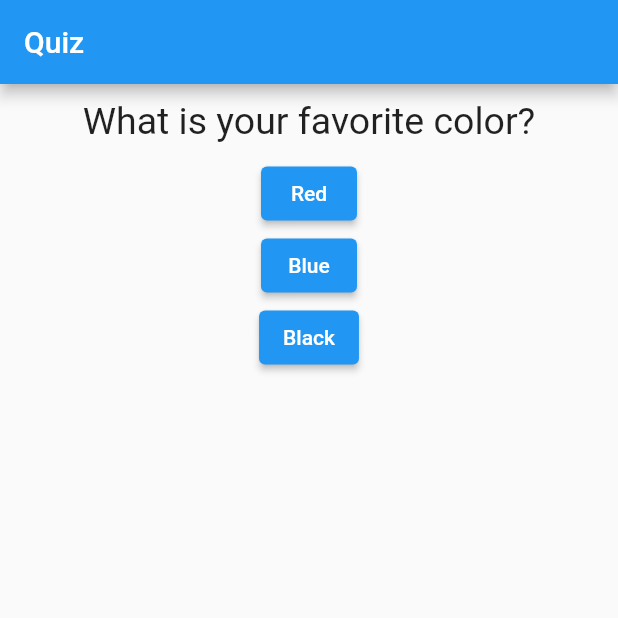
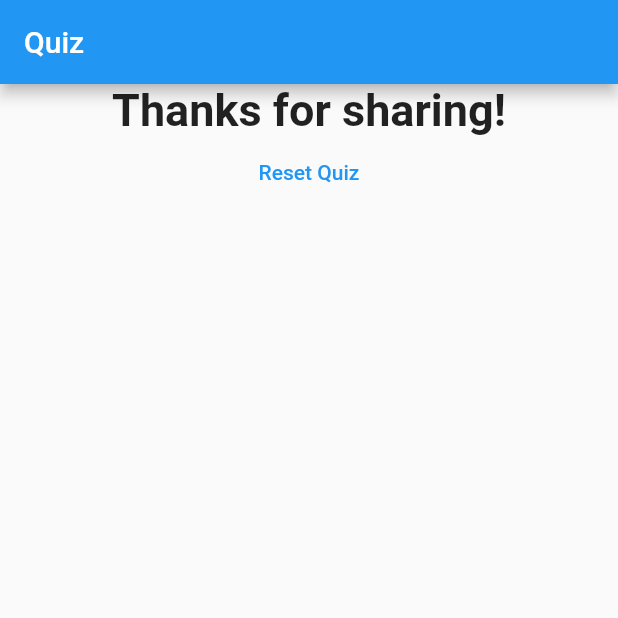
Before and after one commit to tanika0418/Flutter, a Flutter app: the screen it shows after launch, on a phone screen of 412 x 824 dp, the top half of it. Run offline on Flutter 3.47's test engine with Material 2 defaults, Android fonts, the phone set to English and light mode, and no system bars.

Commit message:
Quiz app

```diff
--- a/lib/main.dart
+++ b/lib/main.dart
@@ -1,6 +1,7 @@
 import 'package:flutter/material.dart';
 
 import './ques.dart';
+import './ans.dart';
 
 void main() {
   runApp(MyApp());
@@ -15,24 +16,32 @@ class MyApp extends StatefulWidget {
 
 class MyAppState extends State<MyApp> {
   var questionIndex = 0;
-  var answerIndex = 0;
   void onPressed() {
     setState(() {
       questionIndex = questionIndex + 1;
-      answerIndex = answerIndex + 1;
+      //answerIndex = answerIndex + 1;
     });
   }
 
-  List<String> questions = [
-    'What is your favorite color?',
-    'Who is your favourite actor?',
-    'What sport do you like the most?'
-  ];
+  void reset() {
+    setState(() {
+      questionIndex = 0;
+    });
+  }
 
-  List answers = [
-    ['Red', 'Blue', 'Black'],
-    ['Ranveer Singh', 'Vicky Kaushal', 'Siddharth Malhotra'],
-    ['Badminton', 'Cricket', 'Basketball']
+  List questions = [
+    {
+      'ques': 'What is your favorite color?',
+      'ans': ['Red', 'Blue', 'Black', 'Green']
+    },
+    {
+      'ques': 'Who is your favourite actor?',
+      'ans': ['Ranveer Singh', 'Vicky Kaushal', 'Siddharth Malhotra']
+    },
+    {
+      'ques': 'What sport do you like the most?',
+      'ans': ['Badminton', 'Cricket', 'Basketball']
+    }
   ];
 
   @override
@@ -40,20 +49,32 @@ class MyAppState extends State<MyApp> {
     return MaterialApp(
         home: Scaffold(
             appBar: AppBar(
-          title: Text('Quiz'),
+              title: const Text('Quiz'),
             ),
-        body: Column(
+            body: (questionIndex < questions.length)
+                ? Column(
                     children: [
-            Question(questions[questionIndex]),
-            ElevatedButton(
-                onPressed: onPressed, child: Text(answers[answerIndex][0])),
-            ElevatedButton(
-                onPressed: onPressed, child: Text(answers[answerIndex][1])),
-            ElevatedButton(
-                onPressed: onPressed, child: Text(answers[answerIndex][2])),
+                      Question(questions[questionIndex]['ques']),
+                      ...(questions[questionIndex]['ans']).map((answer) {
+                        return Answer(onPressed, answer);
+                      }).toList(),
                     ],
+                  )
+                : Center(
+                    child: Column(children: [
+                      const Text(
+                        'Thanks for sharing!',
+                        style: TextStyle(
+                          fontSize: 30,
+                          fontWeight: FontWeight.bold,
                         ),
+                        textAlign: TextAlign.center,
                       ),
-    );
+                      TextButton(
+                        onPressed: reset,
+                        child: const Text('Reset Quiz'),
+                      )
+                    ]),
+                  )));
   }
 }
```
Lines whose indentation alone changed are shown as unchanged.
